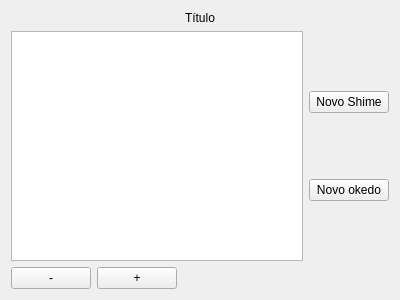
GabrielLasso/MAC0214, file mapawidget.ui: the form before one commit.
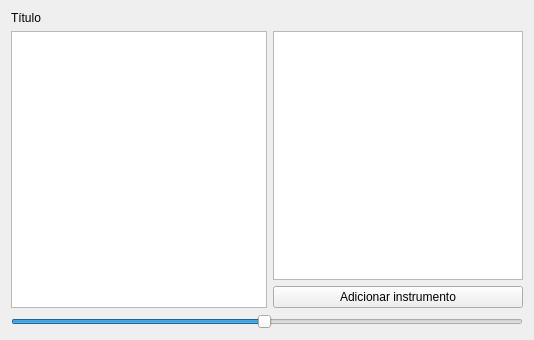
The form after the commit.

Commit message: Fixed zoom + instrument list + instrument deletion

```diff
--- a/mapawidget.ui
+++ b/mapawidget.ui
@@ -6,15 +6,15 @@
    <rect>
     <x>0</x>
     <y>0</y>
-    <width>400</width>
-    <height>300</height>
+    <width>534</width>
+    <height>340</height>
    </rect>
   </property>
   <property name="windowTitle">
    <string>Form</string>
   </property>
   <layout class="QVBoxLayout" name="verticalLayout">
-   <item alignment="Qt::AlignHCenter">
+   <item>
     <widget class="QLabel" name="titulo">
      <property name="text">
       <string>Título</string>
@@ -32,16 +32,25 @@
      <item>
       <layout class="QVBoxLayout" name="verticalLayout_2">
        <item>
-        <widget class="QPushButton" name="add_shime">
-         <property name="text">
-          <string>Novo Shime</string>
+        <widget class="QListWidget" name="taiko_list">
+         <property name="maximumSize">
+          <size>
+           <width>250</width>
+           <height>16777215</height>
+          </size>
          </property>
         </widget>
        </item>
        <item>
-        <widget class="QPushButton" name="add_okedo">
+        <widget class="QPushButton" name="add_taiko">
+         <property name="maximumSize">
+          <size>
+           <width>250</width>
+           <height>16777215</height>
+          </size>
+         </property>
          <property name="text">
-          <string>Novo okedo</string>
+          <string>Adicionar instrumento</string>
          </property>
         </widget>
        </item>
@@ -50,33 +59,25 @@
     </layout>
    </item>
    <item>
-    <layout class="QHBoxLayout" name="horizontalLayout_2">
+    <layout class="QVBoxLayout" name="verticalLayout_3">
      <item>
-      <widget class="QPushButton" name="zoom_out">
-       <property name="text">
-        <string>-</string>
+      <widget class="QSlider" name="horizontalSlider">
+       <property name="minimum">
+        <number>1</number>
        </property>
-      </widget>
-     </item>
-     <item>
-      <widget class="QPushButton" name="zoom_in">
-       <property name="text">
-        <string>+</string>
+       <property name="maximum">
+        <number>100</number>
        </property>
-      </widget>
-     </item>
-     <item>
-      <spacer name="horizontalSpacer">
+       <property name="singleStep">
+        <number>1</number>
+       </property>
+       <property name="value">
+        <number>50</number>
+       </property>
        <property name="orientation">
         <enum>Qt::Horizontal</enum>
        </property>
-       <property name="sizeHint" stdset="0">
-        <size>
-         <width>40</width>
-         <height>20</height>
-        </size>
-       </property>
-      </spacer>
+      </widget>
      </item>
     </layout>
    </item>
```
Left out of the diff: 19 changed lines with no effect on the pictures. The commit also changes 10 other files.
